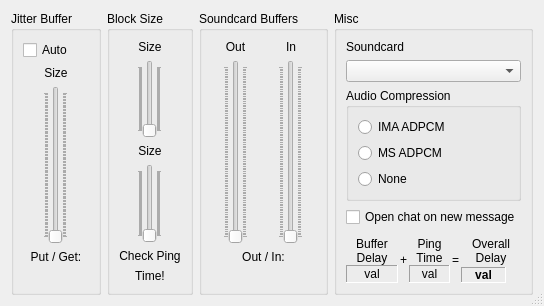
Above: src/clientsettingsdlgbase.ui from Daninet/jamulus before the change. Below: the same form after it.
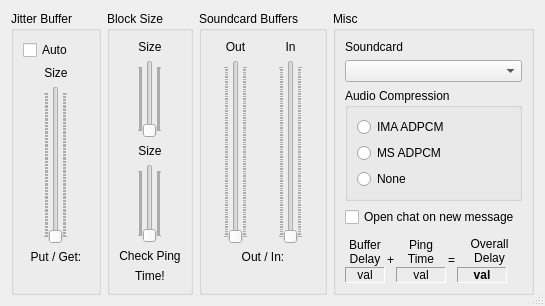
That is the form after the change. Icons and pictures are not drawn. Custom widgets are drawn as their Qt base class.

```diff
--- a/src/clientsettingsdlgbase.ui
+++ b/src/clientsettingsdlgbase.ui
@@ -813,6 +813,12 @@
           </item>
           <item>
            <widget class="QLabel" name="TextLabelBufferDelay" >
+            <property name="sizePolicy" >
+             <sizepolicy vsizetype="Maximum" hsizetype="Preferred" >
+              <horstretch>0</horstretch>
+              <verstretch>0</verstretch>
+             </sizepolicy>
+            </property>
             <property name="minimumSize" >
              <size>
               <width>40</width>
@@ -862,9 +868,15 @@
           </item>
           <item>
            <widget class="QLabel" name="TextLabelPingTime" >
+            <property name="sizePolicy" >
+             <sizepolicy vsizetype="Maximum" hsizetype="Preferred" >
+              <horstretch>0</horstretch>
+              <verstretch>0</verstretch>
+             </sizepolicy>
+            </property>
             <property name="minimumSize" >
              <size>
-              <width>40</width>
+              <width>50</width>
               <height>0</height>
              </size>
             </property>
@@ -913,9 +925,15 @@
            <layout class="QHBoxLayout" >
             <item>
              <widget class="QLabel" name="TextLabelOverallDelay" >
+              <property name="sizePolicy" >
+               <sizepolicy vsizetype="Maximum" hsizetype="Preferred" >
+                <horstretch>0</horstretch>
+                <verstretch>0</verstretch>
+               </sizepolicy>
+              </property>
               <property name="minimumSize" >
                <size>
-                <width>45</width>
+                <width>50</width>
                 <height>0</height>
                </size>
               </property>
```
